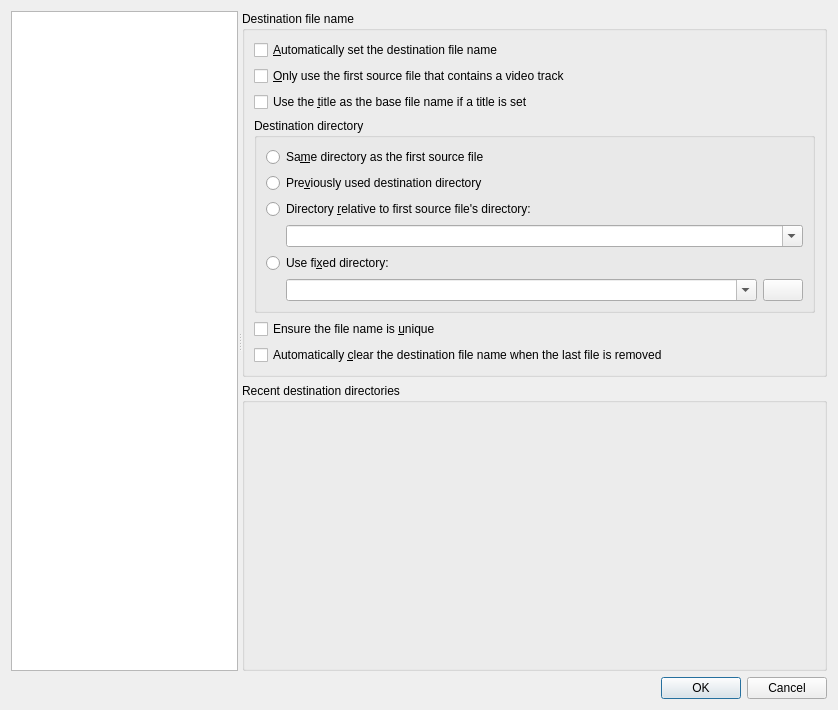
Before: the Qt Designer form src/mkvtoolnix-gui/forms/main_window/preferences_dialog.ui in jpsdr/MKVToolnix-Windows-7, drawn with Qt 5.
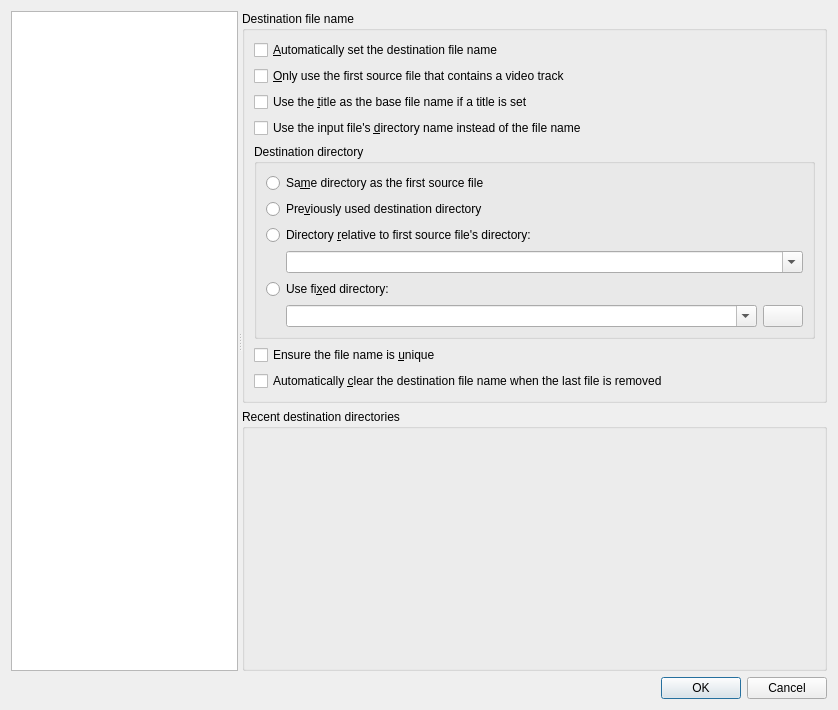
After: the same form once the commit is applied. The open tabs and pages were chosen to show the change. Icons and pictures are not drawn. Custom widgets are drawn as their Qt base class.

Commit message:
GUI: mux: option for using first input file's directory as base for destination
Implements #3512.

```diff
--- a/src/mkvtoolnix-gui/forms/main_window/preferences_dialog.ui
+++ b/src/mkvtoolnix-gui/forms/main_window/preferences_dialog.ui
@@ -1556,6 +1556,13 @@
              </property>
             </widget>
            </item>
+           <item>
+            <widget class="QCheckBox" name="cbMAutoSetDestinationFromDirectory">
+             <property name="text">
+              <string>Use the input file's &amp;directory name instead of the file name</string>
+             </property>
+            </widget>
+           </item>
            <item>
             <widget class="QGroupBox" name="gbMAutoSetDestinationDirectory">
              <property name="title">
```
Left out of the diff: 1 changed line with no effect on the pictures. The commit also changes 6 other files.
